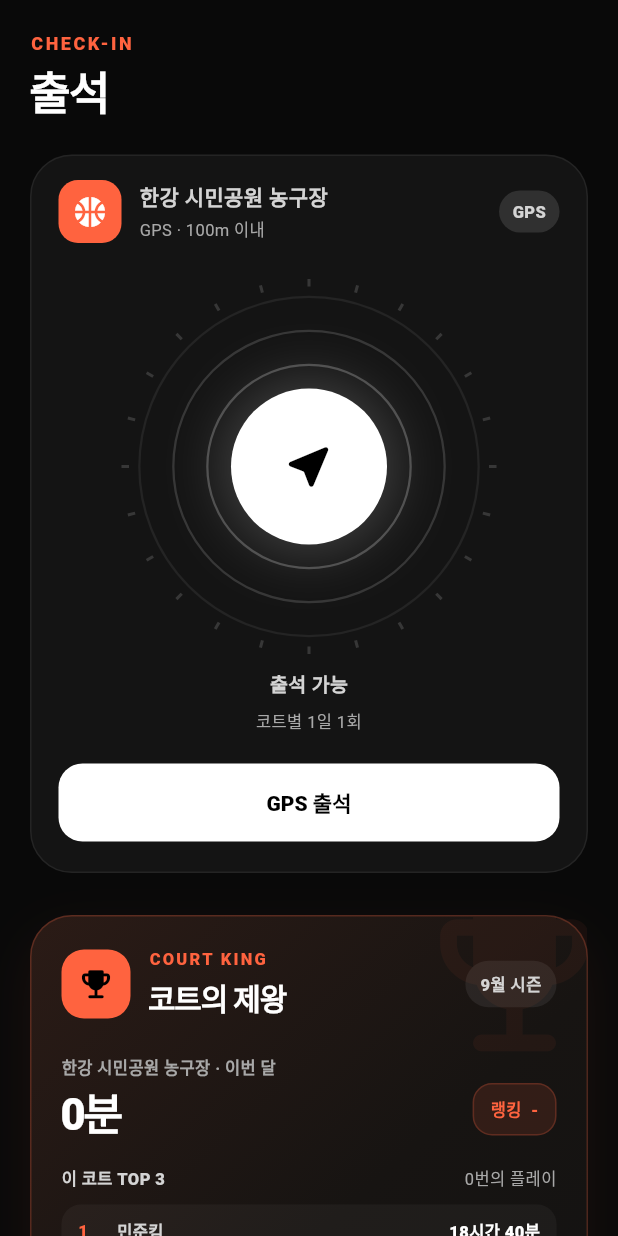
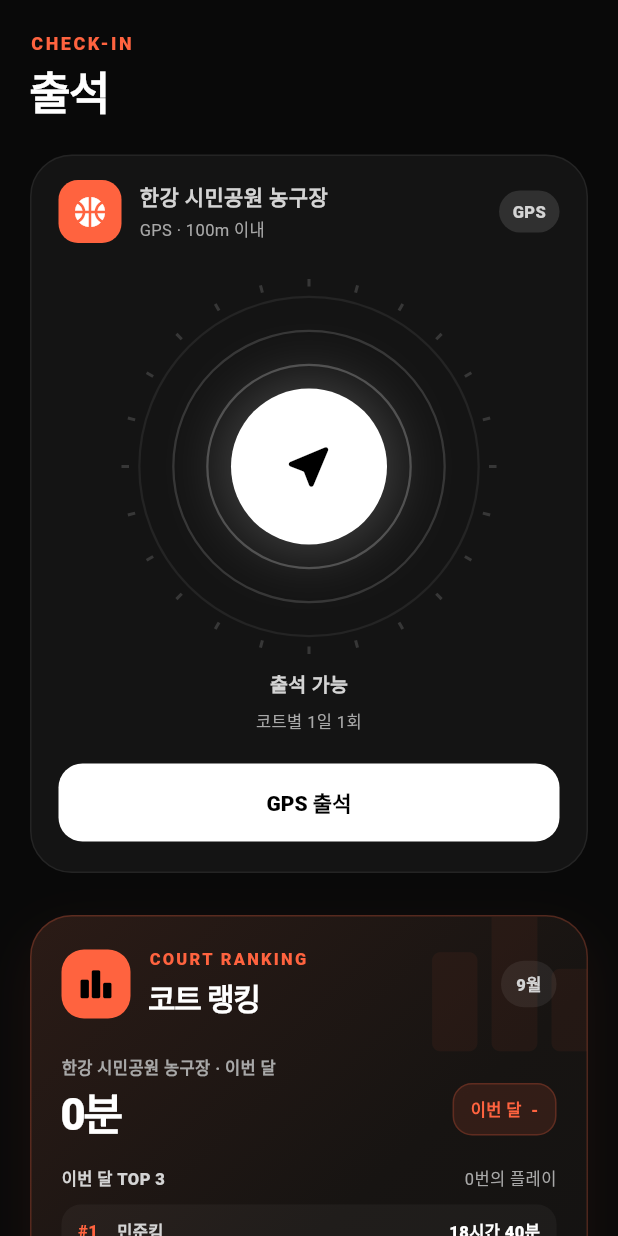
Before and after one commit to devWndud/backcourt, a Flutter app: the CheckinScreen widget shown alone on an empty page, opened directly, on a phone screen of 412 x 824 dp. Run offline on Flutter 3.47's test engine with Material 3 defaults, Android fonts, the phone set to English and light mode, and no system bars; our stand-ins replace cloud_firestore, firebase_auth, firebase_core, firebase_messaging, flutter_local_notifications, geolocator and 4 more; missing offline and left inert: maplibre_gl; accounts and stored records are empty; project files that could hold a hidden picture were left out.

Commit message:
Rename Court King to Court Ranking

```diff
--- a/Backcourt/lib/screens/checkin_screen.dart
+++ b/Backcourt/lib/screens/checkin_screen.dart
@@ -325,7 +325,7 @@ class _CheckinScreenState extends State<CheckinScreen>
                   ),
                 ),
                 const SizedBox(height: 28),
-                _CourtKingCard(
+                _CourtRankingSummaryCard(
                   repository: widget.repository,
                   activeCourt: widget.activeCourt,
                   checkedIn: _checkedIn,
@@ -343,8 +343,8 @@ class _CheckinScreenState extends State<CheckinScreen>
   }
 }
 
-class _CourtKingCard extends StatefulWidget {
-  const _CourtKingCard({
+class _CourtRankingSummaryCard extends StatefulWidget {
+  const _CourtRankingSummaryCard({
     required this.repository,
     required this.activeCourt,
     required this.checkedIn,
@@ -355,10 +355,11 @@ class _CourtKingCard extends StatefulWidget {
   final bool checkedIn;
 
   @override
-  State<_CourtKingCard> createState() => _CourtKingCardState();
+  State<_CourtRankingSummaryCard> createState() =>
+      _CourtRankingSummaryCardState();
 }
 
-class _CourtKingCardState extends State<_CourtKingCard> {
+class _CourtRankingSummaryCardState extends State<_CourtRankingSummaryCard> {
   StreamSubscription<ActivePlaySession?>? _sessionSubscription;
   ActivePlaySession? _activeSession;
   Timer? _ticker;
@@ -372,7 +373,7 @@ class _CourtKingCardState extends State<_CourtKingCard> {
   }
 
   @override
-  void didUpdateWidget(covariant _CourtKingCard oldWidget) {
+  void didUpdateWidget(covariant _CourtRankingSummaryCard oldWidget) {
     super.didUpdateWidget(oldWidget);
     if (oldWidget.repository != widget.repository) _bindSession();
   }
@@ -477,7 +478,7 @@ class _CourtKingCardState extends State<_CourtKingCard> {
           sessionCount: 8,
         ),
       ];
-      return _CourtKingSurface(
+      return _CourtRankingSummarySurface(
         stats: preview,
         activeCourt: widget.activeCourt,
         currentUid: 'preview',
@@ -492,7 +493,7 @@ class _CourtKingCardState extends State<_CourtKingCard> {
 
     return StreamBuilder<List<MonthlyPlayStat>>(
       stream: repository.watchMonthlyPlayRanking(widget.activeCourt),
-      builder: (context, snapshot) => _CourtKingSurface(
+      builder: (context, snapshot) => _CourtRankingSummarySurface(
         stats: snapshot.data ?? const [],
         activeCourt: widget.activeCourt,
         currentUid: repository.currentUid,
@@ -509,8 +510,8 @@ class _CourtKingCardState extends State<_CourtKingCard> {
   }
 }
 
-class _CourtKingSurface extends StatelessWidget {
-  const _CourtKingSurface({
+class _CourtRankingSummarySurface extends StatelessWidget {
+  const _CourtRankingSummarySurface({
     required this.stats,
     required this.activeCourt,
     required this.currentUid,
@@ -551,7 +552,7 @@ class _CourtKingSurface extends StatelessWidget {
     final month = DateTime.now().month;
 
     return Container(
-      key: const ValueKey('court-king-card'),
+      key: const ValueKey('court-ranking-summary-card'),
       decoration: BoxDecoration(
         borderRadius: BorderRadius.circular(28),
         gradient: const LinearGradient(
@@ -575,7 +576,7 @@ class _CourtKingSurface extends StatelessWidget {
             right: -18,
             top: -26,
             child: Icon(
-              Icons.emoji_events_rounded,
+              Icons.leaderboard_rounded,
               size: 132,
               color: AppColors.accent.withValues(alpha: .055),
             ),
@@ -595,7 +596,7 @@ class _CourtKingSurface extends StatelessWidget {
                         borderRadius: BorderRadius.circular(15),
                       ),
                       child: const Icon(
-                        Icons.emoji_events_rounded,
+                        Icons.leaderboard_rounded,
                         color: Colors.black,
                         size: 25,
                       ),
@@ -606,7 +607,7 @@ class _CourtKingSurface extends StatelessWidget {
                         crossAxisAlignment: CrossAxisAlignment.start,
                         children: [
                           Text(
-                            'COURT KING',
+                            'COURT RANKING',
                             style: TextStyle(
                               color: AppColors.accent,
                               fontSize: 11,
@@ -616,7 +617,7 @@ class _CourtKingSurface extends StatelessWidget {
                           ),
                           SizedBox(height: 3),
                           Text(
-                            '코트의 제왕',
+                            '코트 랭킹',
                             style: TextStyle(
                               color: Colors.white,
                               fontSize: 20,
@@ -637,7 +638,7 @@ class _CourtKingSurface extends StatelessWidget {
                         borderRadius: BorderRadius.circular(99),
                       ),
                       child: Text(
-                        '$month월 시즌',
+                        '$month월',
                         style: const TextStyle(
                           color: AppColors.soft,
                           fontSize: 11,
@@ -692,7 +693,11 @@ class _CourtKingSurface extends StatelessWidget {
                         ),
                       ),
                       child: Text(
-                        myRank == 0 ? '랭킹  -' : '랭킹  #$myRank',
+                        myRank == 0
+                            ? '이번 달  -'
+                            : myRank == 1
+                            ? 'COURT #1'
+                            : '이번 달  $myRank위',
                         style: const TextStyle(
                           color: AppColors.accent,
                           fontSize: 11,
@@ -768,7 +773,7 @@ class _CourtKingSurface extends StatelessWidget {
                 Row(
                   children: [
                     const Text(
-                      '이 코트 TOP 3',
+                      '이번 달 TOP 3',
                       style: TextStyle(
                         color: AppColors.soft,
                         fontSize: 11,
@@ -815,7 +820,7 @@ class _CourtKingSurface extends StatelessWidget {
                         index < math.min(3, stats.length);
                         index++
                       )
-                        _CourtKingRankRow(
+                        _CourtRankingSummaryRow(
                           rank: index + 1,
                           stat: stats[index],
                           me: stats[index].uid == currentUid,
@@ -876,8 +881,8 @@ class _CourtKingSurface extends StatelessWidget {
   }
 }
 
-class _CourtKingRankRow extends StatelessWidget {
-  const _CourtKingRankRow({
+class _CourtRankingSummaryRow extends StatelessWidget {
+  const _CourtRankingSummaryRow({
     required this.rank,
     required this.stat,
     required this.me,
@@ -903,7 +908,7 @@ class _CourtKingRankRow extends StatelessWidget {
           SizedBox(
             width: 26,
             child: Text(
-              '$rank',
+              rank == 1 ? '#1' : '$rank',
               style: TextStyle(
                 color: rank == 1 ? AppColors.accent : AppColors.muted,
                 fontSize: 11,
```
Also changed, not shown: Backcourt-Social/assets/checkin.png, Backcourt-Social/exports/backcourt-instagram-04.png, 2 other files.
